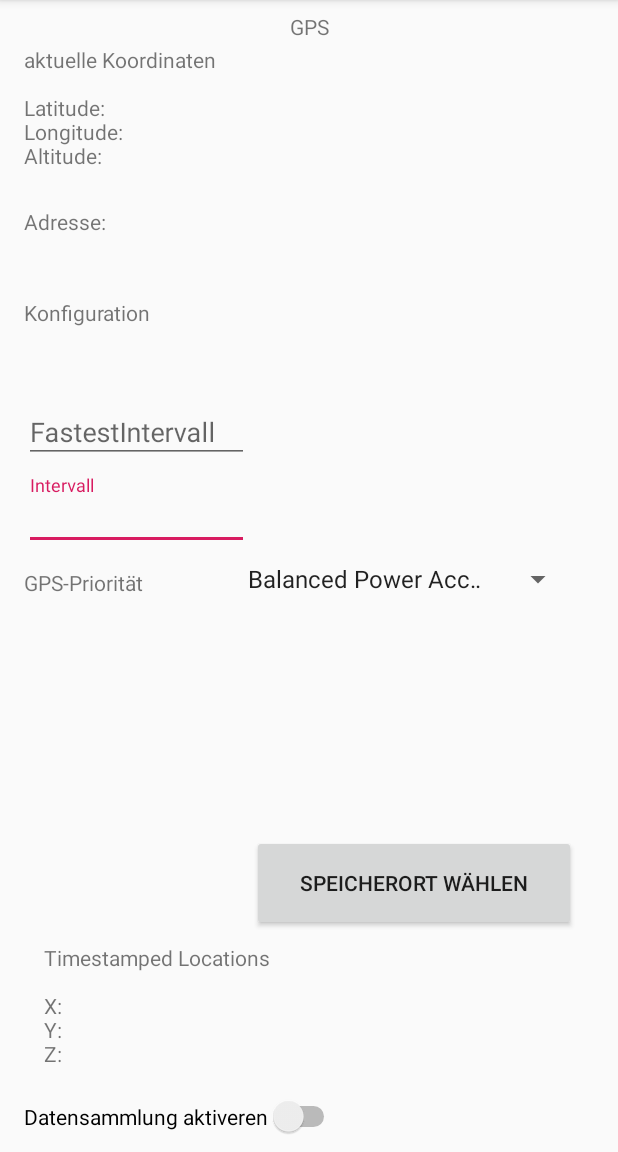
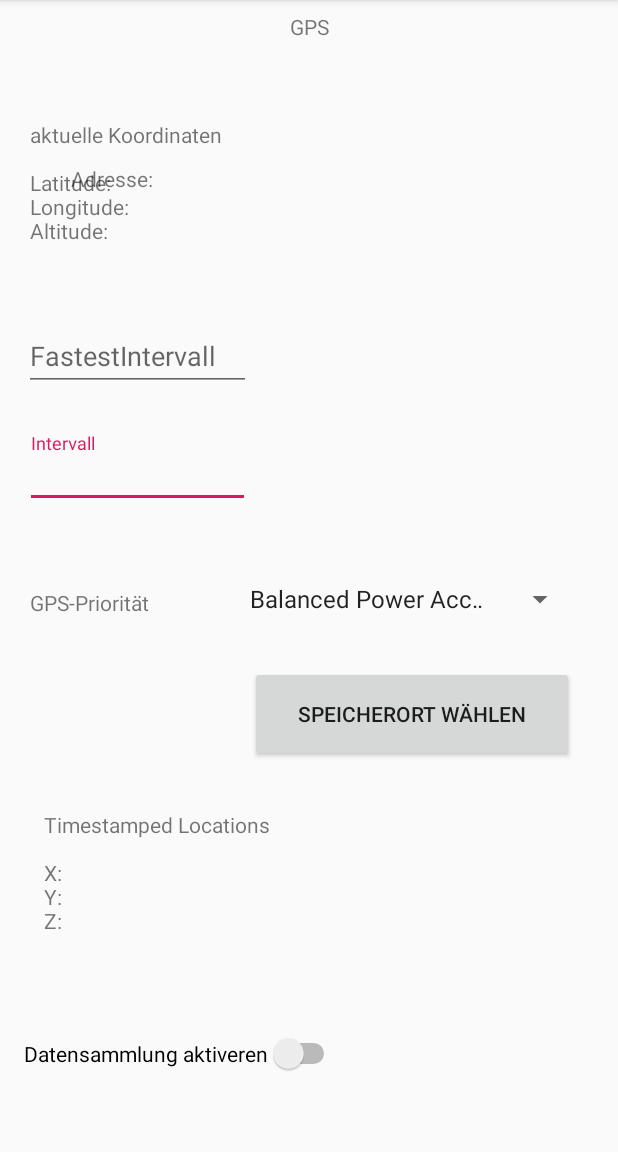
Before and after one commit to magharmi/LokalisierungPraktikum, an Android app: the GPS screen opened directly, with no data from a screen before it, on a phone screen of 412 x 824 dp, the part 84-1236 px from its top. Run offline under Robolectric (Android 15) with nearby library versions, the phone set to English and light mode, and no system bars.

Commit message:
Update activity_gps.xml

```diff
--- a/Praktikum/app/src/main/res/layout/activity_gps.xml
+++ b/Praktikum/app/src/main/res/layout/activity_gps.xml
@@ -11,15 +11,13 @@
         android:layout_width="wrap_content"
         android:layout_height="wrap_content"
         android:layout_marginStart="16dp"
-        android:layout_marginTop="500dp"
-        android:layout_marginBottom="10dp"
+        android:layout_marginTop="636dp"
         android:text="Datensammlung aktiveren"
         app:layout_constraintBottom_toBottomOf="parent"
         app:layout_constraintEnd_toEndOf="parent"
         app:layout_constraintHorizontal_bias="0.0"
         app:layout_constraintStart_toStartOf="parent"
-        app:layout_constraintTop_toTopOf="parent"
-        app:layout_constraintVertical_bias="1.0" />
+        app:layout_constraintTop_toTopOf="parent" />
 
     <TextView
         android:id="@+id/textViewUeberschriftGPS"
@@ -30,21 +28,6 @@
         app:layout_constraintEnd_toEndOf="parent"
         app:layout_constraintStart_toStartOf="parent"
         app:layout_constraintTop_toTopOf="parent" />
-
-    <TextView
-        android:id="@+id/textViewGPSKoordinaten"
-        android:layout_width="wrap_content"
-        android:layout_height="88dp"
-        android:layout_marginStart="16dp"
-        android:layout_marginTop="30dp"
-        android:layout_marginBottom="600dp"
-        android:text="aktuelle Koordinaten\n\nLatitude:\nLongitude:\nAltitude:"
-        app:layout_constraintBottom_toBottomOf="parent"
-        app:layout_constraintEnd_toEndOf="parent"
-        app:layout_constraintHorizontal_bias="0.0"
-        app:layout_constraintStart_toStartOf="parent"
-        app:layout_constraintTop_toTopOf="parent"
-        app:layout_constraintVertical_bias="0.0" />
 
     <TextView
         android:id="@+id/textViewUeberschriftKonfiguration"
@@ -74,22 +57,50 @@
         android:id="@+id/textViewGPSPriority"
         android:layout_width="wrap_content"
         android:layout_height="wrap_content"
-        android:layout_marginStart="16dp"
-        android:layout_marginTop="8dp"
+        android:layout_marginStart="20dp"
+        android:layout_marginTop="392dp"
         android:text="GPS-Priorität"
-        app:layout_constraintBottom_toBottomOf="parent"
         app:layout_constraintStart_toStartOf="parent"
         app:layout_constraintTop_toTopOf="parent" />
+
+    <TextView
+        android:id="@+id/textViewAdresse"
+        android:layout_width="wrap_content"
+        android:layout_height="wrap_content"
+        android:layout_marginStart="16dp"
+        android:layout_marginBottom="22dp"
+        android:text="Adresse:"
+        app:layout_constraintBottom_toTopOf="@+id/textViewUeberschriftKonfiguration"
+        app:layout_constraintEnd_toEndOf="parent"
+        app:layout_constraintHorizontal_bias="0.091"
+        app:layout_constraintStart_toStartOf="parent"
+        app:layout_constraintTop_toTopOf="parent"
+        app:layout_constraintVertical_bias="1.0" />
+
+    <TextView
+        android:id="@+id/textViewGPSKoordinaten"
+        android:layout_width="wrap_content"
+        android:layout_height="88dp"
+        android:layout_marginStart="16dp"
+        android:layout_marginTop="30dp"
+        android:layout_marginBottom="600dp"
+        android:text="aktuelle Koordinaten\n\nLatitude:\nLongitude:\nAltitude:"
+        app:layout_constraintBottom_toBottomOf="parent"
+        app:layout_constraintEnd_toEndOf="parent"
+        app:layout_constraintHorizontal_bias="0.015"
+        app:layout_constraintStart_toStartOf="parent"
+        app:layout_constraintTop_toTopOf="parent"
+        app:layout_constraintVertical_bias="1.0" />
 
     <ScrollView
         android:id="@+id/scrollView2"
         android:layout_width="354dp"
         android:layout_height="90dp"
-        android:layout_marginBottom="12dp"
-        app:layout_constraintBottom_toTopOf="@+id/switchOnOff"
+        android:layout_marginTop="540dp"
         app:layout_constraintEnd_toEndOf="parent"
         app:layout_constraintHorizontal_bias="0.508"
-        app:layout_constraintStart_toStartOf="parent">
+        app:layout_constraintStart_toStartOf="parent"
+        app:layout_constraintTop_toTopOf="parent">
 
         <LinearLayout
             android:layout_width="match_parent"
@@ -108,36 +119,26 @@
         android:id="@+id/buttonSpeicherort"
         android:layout_width="216dp"
         android:layout_height="64dp"
-        android:layout_marginBottom="8dp"
+        android:layout_marginTop="420dp"
         android:text="Speicherort wählen"
-        app:layout_constraintBottom_toTopOf="@+id/scrollView2"
+        app:layout_constraintBottom_toBottomOf="parent"
         app:layout_constraintEnd_toEndOf="parent"
-        app:layout_constraintHorizontal_bias="0.856"
+        app:layout_constraintHorizontal_bias="0.851"
         app:layout_constraintStart_toStartOf="parent"
-        app:layout_constraintTop_toBottomOf="@+id/spinnerGPSPriority"
-        app:layout_constraintVertical_bias="1.0" />
-
-    <TextView
-        android:id="@+id/textViewAdresse"
-        android:layout_width="wrap_content"
-        android:layout_height="wrap_content"
-        android:layout_marginStart="16dp"
-        android:layout_marginBottom="22dp"
-        android:text="Adresse:"
-        app:layout_constraintBottom_toTopOf="@+id/textViewUeberschriftKonfiguration"
-        app:layout_constraintEnd_toEndOf="parent"
-        app:layout_constraintHorizontal_bias="0.0"
-        app:layout_constraintStart_toStartOf="parent"
-        app:layout_constraintTop_toBottomOf="@+id/textViewGPSKoordinaten" />
+        app:layout_constraintTop_toTopOf="parent"
+        app:layout_constraintVertical_bias="0.085" />
 
     <com.google.android.material.textfield.TextInputLayout
         android:id="@+id/textInputLayout2"
         android:layout_width="150dp"
         android:layout_height="50dp"
         android:layout_marginStart="16dp"
-        android:layout_marginBottom="12dp"
-        app:layout_constraintBottom_toTopOf="@+id/textViewGPSPriority"
-        app:layout_constraintStart_toStartOf="parent">
+        app:layout_constraintBottom_toBottomOf="parent"
+        app:layout_constraintEnd_toEndOf="parent"
+        app:layout_constraintHorizontal_bias="0.004"
+        app:layout_constraintStart_toStartOf="parent"
+        app:layout_constraintTop_toTopOf="parent"
+        app:layout_constraintVertical_bias="0.402">
 
         <com.google.android.material.textfield.TextInputEditText
             android:id="@+id/textInputIntervall"
@@ -151,15 +152,25 @@
         android:layout_width="150dp"
         android:layout_height="50dp"
         android:layout_marginStart="16dp"
-        android:layout_marginBottom="8dp"
-        app:layout_constraintBottom_toTopOf="@+id/textInputLayout2"
-        app:layout_constraintStart_toStartOf="parent">
+        app:layout_constraintBottom_toBottomOf="parent"
+        app:layout_constraintEnd_toEndOf="parent"
+        app:layout_constraintHorizontal_bias="0.0"
+        app:layout_constraintStart_toStartOf="parent"
+        app:layout_constraintTop_toTopOf="parent"
+        app:layout_constraintVertical_bias="0.173">
 
-        <com.google.android.material.textfield.TextInputEditText
-            android:id="@+id/textInputFastestIntervall"
-            android:layout_width="match_parent"
-            android:layout_height="wrap_content"
-            android:hint="FastestIntervall" />
     </com.google.android.material.textfield.TextInputLayout>
 
+    <com.google.android.material.textfield.TextInputEditText
+        android:id="@+id/textInputFastestIntervall"
+        android:layout_width="151dp"
+        android:layout_height="46dp"
+        android:hint="FastestIntervall"
+        app:layout_constraintBottom_toBottomOf="parent"
+        app:layout_constraintEnd_toEndOf="parent"
+        app:layout_constraintHorizontal_bias="0.061"
+        app:layout_constraintStart_toStartOf="parent"
+        app:layout_constraintTop_toTopOf="parent"
+        app:layout_constraintVertical_bias="0.297" />
+
 </androidx.constraintlayout.widget.ConstraintLayout>
```
